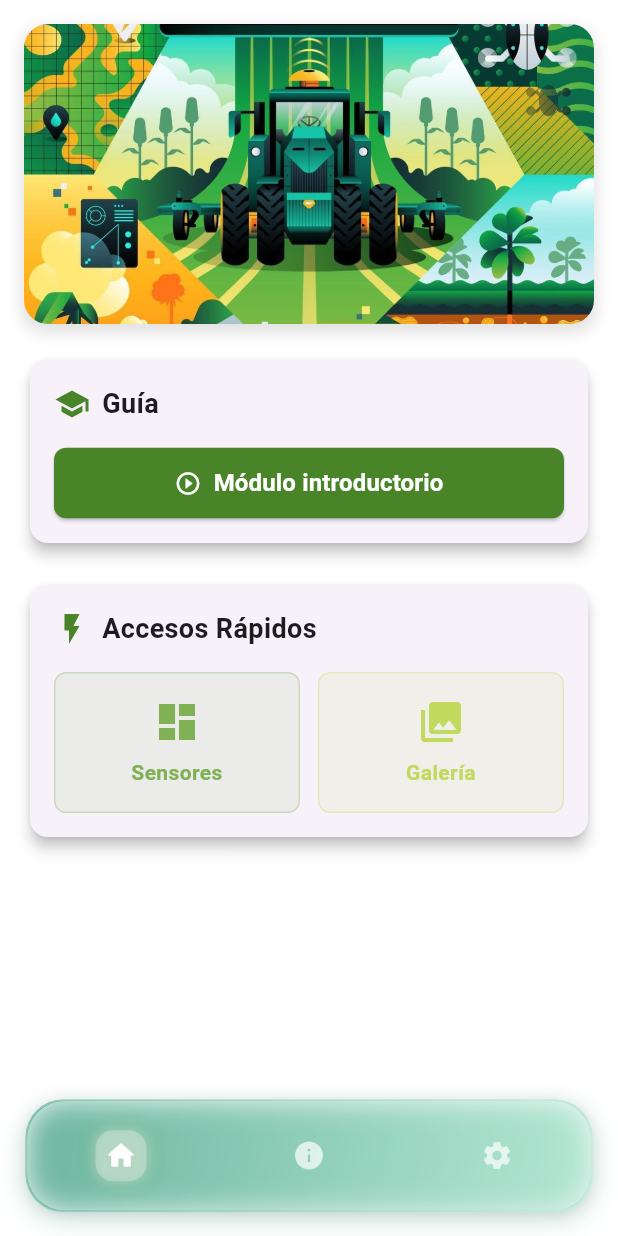
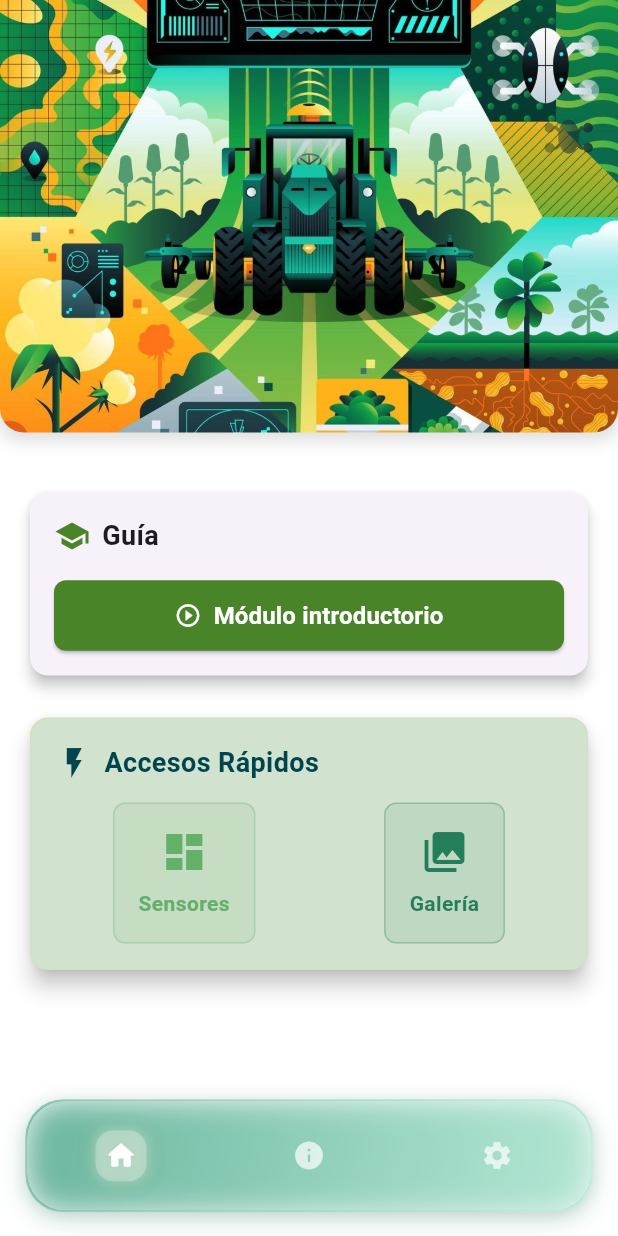
Before and after one commit to CarlaGF19/Iot_Mobile, a Flutter app: the MainMenuScreen screen opened by its route, on a phone screen of 412 x 824 dp. Run offline on Flutter 3.47's test engine with Material 3 defaults, Android fonts, the light colour scheme and no system bars; our stand-ins replace fl_chart, go_router, shared_preferences; accounts and stored records are empty.

Commit message:
Modificar header image para cubrir completamente el área sin espacios en blanco - Eliminar SafeArea y márgenes del header - Cambiar borderRadius para solo esquinas inferiores - Reestructurar layout con Column y Expanded

```diff
--- a/lib/screens/main_menu_screen.dart
+++ b/lib/screens/main_menu_screen.dart
@@ -22,7 +22,8 @@ class _MainMenuScreenState extends State<MainMenuScreen> {
   bool _imageLoaded = false;
   bool _imageExists = false;
   bool _isDisposed = false; // Añadido para evitar setState después de dispose
-  bool _isDataFetching = false; // Añadido para evitar múltiples llamadas simultáneas
+  bool _isDataFetching =
+      false; // Añadido para evitar múltiples llamadas simultáneas
 
   @override
   void initState() {
@@ -147,16 +148,20 @@ class _MainMenuScreenState extends State<MainMenuScreen> {
         255,
         255,
       ), // Verde muy claro de fondo
-      body: SafeArea(
+      body: Column(
+        crossAxisAlignment: CrossAxisAlignment.start,
+        children: [
+          // Imagen decorativa que cubre todo el header
+          _buildHeaderImage(),
+
+          // Contenido con padding en un Expanded para ocupar el resto del espacio
+          Expanded(
             child: SingleChildScrollView(
               child: Padding(
                 padding: const EdgeInsets.all(16.0),
                 child: Column(
                   crossAxisAlignment: CrossAxisAlignment.start,
                   children: [
-                // Imagen decorativa
-                _buildHeaderImage(),
-
                     const SizedBox(height: 20),
 
                     // Módulo introductorio
@@ -170,6 +175,8 @@ class _MainMenuScreenState extends State<MainMenuScreen> {
                 ),
               ),
             ),
+          ),
+        ],
       ),
       bottomNavigationBar: const BottomNavigationWidget(currentIndex: 0),
     );
@@ -231,36 +238,56 @@ class _MainMenuScreenState extends State<MainMenuScreen> {
   }
 
   Widget _buildQuickAccess() {
+    double screenWidth = MediaQuery.of(context).size.width;
+    double cardPadding = (screenWidth * 0.04).clamp(16.0, 20.0);
+    double buttonSpacing = (screenWidth * 0.015).clamp(10.0, 12.0);
+
     return Card(
-      elevation: 4,
+      elevation: 6,
       shape: RoundedRectangleBorder(borderRadius: BorderRadius.circular(12)),
+      child: Container(
+        decoration: BoxDecoration(
+          color: const Color(0xFF98C98D).withOpacity(0.4), // Efecto glass
+          borderRadius: BorderRadius.circular(12),
+          border: Border.all(
+            color: const Color(0xFFCEE2BE).withOpacity(0.6),
+            width: 1,
+          ),
+        ),
         child: Padding(
-        padding: const EdgeInsets.all(16.0),
+          padding: EdgeInsets.all(cardPadding),
           child: Column(
             crossAxisAlignment: CrossAxisAlignment.start,
+            mainAxisSize: MainAxisSize.min,
             children: [
               Row(
                 children: [
                   const Icon(
                     Icons.flash_on,
-                  color: Color(0xFF498428),
+                    color: Color(0xFF00444D), // Color principal de la paleta
                     size: 24,
-                ), // Verde oscuro
-                const SizedBox(width: 8),
+                  ),
+                  SizedBox(width: buttonSpacing * 0.8),
                   const Text(
                     'Accesos Rápidos',
-                  style: TextStyle(fontSize: 18, fontWeight: FontWeight.bold),
+                    style: TextStyle(
+                      fontSize: 18,
+                      fontWeight: FontWeight.bold,
+                      color: Color(0xFF00444D), // Color principal de la paleta
+                    ),
                   ),
                 ],
               ),
-            const SizedBox(height: 16),
+              SizedBox(height: cardPadding * 0.8),
               Row(
+                mainAxisAlignment: MainAxisAlignment.spaceEvenly,
                 children: [
-                Expanded(
+                  Flexible(
+                    flex: 1,
                     child: _buildQuickAccessButton(
                       'Sensores',
                       Icons.dashboard,
-                    const Color(0xFF80B155), // Verde medio
+                      const Color(0xFF63B069), // Verde medio de la paleta
                       () {
                         Navigator.push(
                           context,
@@ -272,12 +299,13 @@ class _MainMenuScreenState extends State<MainMenuScreen> {
                       },
                     ),
                   ),
-                const SizedBox(width: 12),
-                Expanded(
+                  SizedBox(width: buttonSpacing),
+                  Flexible(
+                    flex: 1,
                     child: _buildQuickAccessButton(
                       'Galería',
                       Icons.photo_library,
-                    const Color(0xFFC1D95C), // Verde lima
+                      const Color(0xFF247E5A), // Verde oscuro de la paleta
                       () {
                         Navigator.push(
                           context,
@@ -291,6 +319,7 @@ class _MainMenuScreenState extends State<MainMenuScreen> {
                 ],
               ),
             ],
+          ),
         ),
       ),
     );
@@ -334,11 +363,15 @@ class _MainMenuScreenState extends State<MainMenuScreen> {
   }
 
   Widget _buildHeaderImage() {
+    final screenHeight = MediaQuery.of(context).size.height;
     return Container(
       width: double.infinity,
-      height: 200,
+      height: screenHeight * 0.35, // 35% de la altura de la pantalla
       decoration: BoxDecoration(
-        borderRadius: BorderRadius.circular(16),
+        borderRadius: const BorderRadius.only(
+          bottomLeft: Radius.circular(16),
+          bottomRight: Radius.circular(16),
+        ),
         boxShadow: [
           BoxShadow(
             color: Colors.grey.withOpacity(0.3),
@@ -349,7 +382,10 @@ class _MainMenuScreenState extends State<MainMenuScreen> {
         ],
       ),
       child: ClipRRect(
-        borderRadius: BorderRadius.circular(16),
+        borderRadius: const BorderRadius.only(
+          bottomLeft: Radius.circular(16),
+          bottomRight: Radius.circular(16),
+        ),
         child: _buildImageContent(),
       ),
     );
```
Also changed, not shown: 2 other files. Lines whose indentation alone changed are shown as unchanged.
